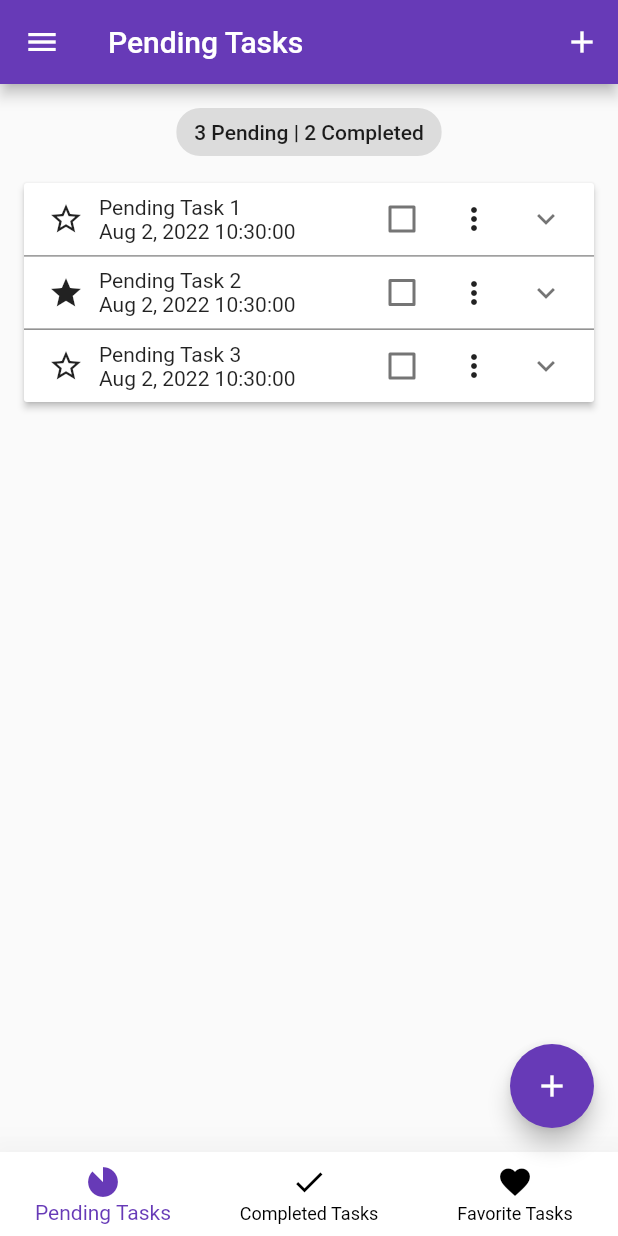
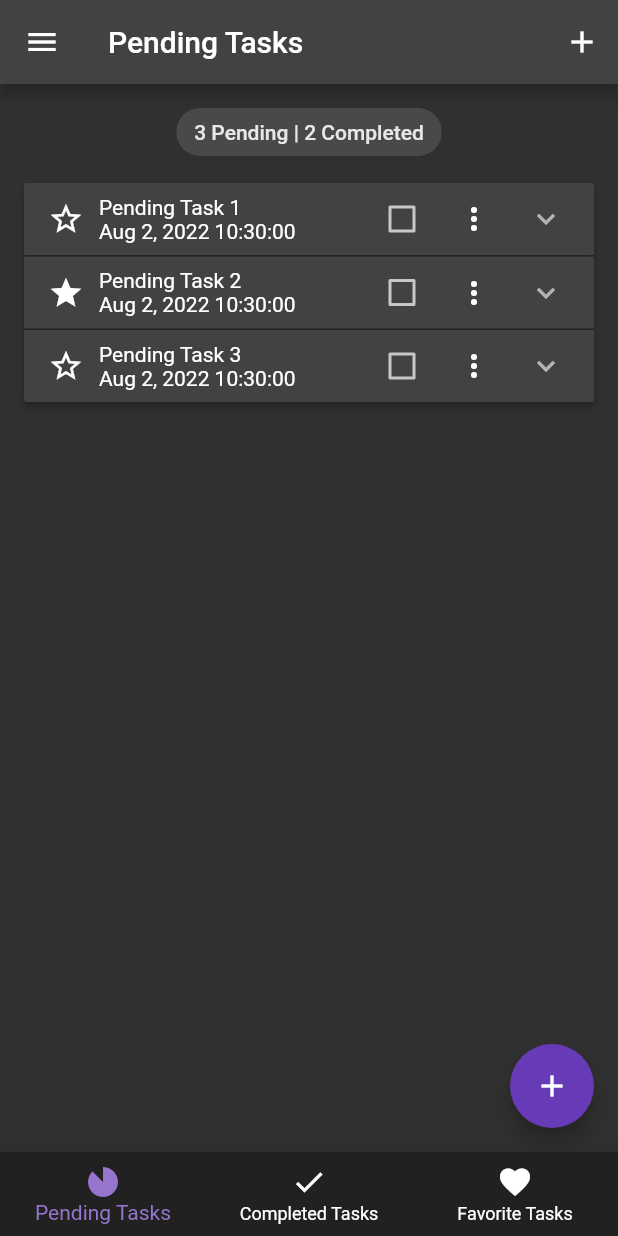
Before and after one commit to aeiajungco/final_project, a Flutter app: the screen it shows after launch, in the side drawer, after a tap on "My Tasks", on a phone screen of 412 x 824 dp. Run offline on Flutter 3.47's test engine with Material 2 defaults, Android fonts, the phone set to English and light mode, and no system bars; our stand-ins replace equatable, flutter_bloc, hydrated_bloc.

Commit message:
implemented dark/light mode toggle theme

```diff
--- /dev/null
+++ b/lib/cubit/theme_cubit.dart
@@ -0,0 +1,19 @@
+import 'package:hydrated_bloc/hydrated_bloc.dart';
+
+class ThemeCubit extends HydratedCubit<bool> {
+  ThemeCubit() : super(true);
+
+  void toggleTheme({required bool value}) {
+    emit(value);
+  }
+
+  @override
+  bool? fromJson(Map<String, dynamic> json) {
+    return json['isDarkTheme'];
+  }
+
+  @override
+  Map<String, dynamic>? toJson(bool state) {
+    return {"isDarkTheme": state};
+  }
+}
--- a/lib/main.dart
+++ b/lib/main.dart
@@ -1,13 +1,26 @@
+import 'package:bloc_finals_exam/cubit/theme_cubit.dart';
 import 'package:flutter/material.dart';
+import 'package:flutter_bloc/flutter_bloc.dart';
+import 'package:hydrated_bloc/hydrated_bloc.dart';
+import 'package:path_provider/path_provider.dart';
 
 import 'app_router.dart';
 import 'app_themes.dart';
 import 'screens/tabs_screen.dart';
 
-void main() {
-  runApp(
-    MyApp(appRouter: AppRouter()),
-  );
+// void main() {
+//   runApp(
+//     MyApp(appRouter: AppRouter()),
+//   );
+// }
+
+Future<void> main() async {
+  WidgetsFlutterBinding.ensureInitialized();
+  final storage = await HydratedStorage.build(
+      storageDirectory: await getApplicationDocumentsDirectory());
+
+  HydratedBlocOverrides.runZoned(() => runApp(MyApp(appRouter: AppRouter())),
+      storage: storage);
 }
 
 class MyApp extends StatelessWidget {
@@ -17,11 +30,18 @@ class MyApp extends StatelessWidget {
 
   @override
   Widget build(BuildContext context) {
-    return MaterialApp(
-      title: 'BloC Tasks App',
-      theme: AppThemes.appThemeData[AppTheme.lightMode],
-      home: const TabsScreen(),
-      onGenerateRoute: appRouter.onGenerateRoute,
+    return BlocProvider<ThemeCubit>(
+      create: (_) => ThemeCubit(),
+      child: BlocBuilder<ThemeCubit, bool>(builder: (context, state) {
+        return MaterialApp(
+          title: 'BloC Tasks App',
+          theme: state
+              ? AppThemes.appThemeData[AppTheme.darkMode]
+              : AppThemes.appThemeData[AppTheme.lightMode],
+          home: const TabsScreen(),
+          onGenerateRoute: appRouter.onGenerateRoute,
+        );
+      }),
     );
   }
 }
--- a/lib/widgets/tasks_drawer.dart
+++ b/lib/widgets/tasks_drawer.dart
@@ -1,4 +1,6 @@
+import 'package:bloc_finals_exam/cubit/theme_cubit.dart';
 import 'package:flutter/material.dart';
+import 'package:flutter_bloc/flutter_bloc.dart';
 
 import '../screens/recycle_bin_screen.dart';
 import '../screens/tabs_screen.dart';
@@ -8,8 +10,7 @@ class TasksDrawer extends StatelessWidget {
   const TasksDrawer({Key? key}) : super(key: key);
 
   _switchToDarkTheme(BuildContext context, bool isDarkTheme) {
-    if (isDarkTheme) {
-    } else {}
+    BlocProvider.of<ThemeCubit>(context).toggleTheme(value: isDarkTheme);
   }
 
   @override
@@ -49,14 +50,19 @@ class TasksDrawer extends StatelessWidget {
             ),
             const Divider(),
             const Expanded(child: SizedBox()),
-            ListTile(
-              leading: Switch(
-                value: TestData.isDarkTheme,
-                onChanged: (newValue) => _switchToDarkTheme(context, newValue),
-              ),
-              title: const Text('Switch to Dark Theme'),
-              onTap: () => _switchToDarkTheme(context, !TestData.isDarkTheme),
-            ),
+            BlocBuilder<ThemeCubit, bool>(builder: (context, state) {
+              return ListTile(
+                leading: Switch(
+                  value: state,
+                  onChanged: (newValue) =>
+                      _switchToDarkTheme(context, newValue),
+                ),
+                title: Text(
+                    state ? 'Switch to Light Theme' : 'Switch to Dark Theme'),
+                onTap: () => _switchToDarkTheme(context,
+                    state ? !TestData.isDarkTheme : TestData.isDarkTheme),
+              );
+            }),
             const SizedBox(height: 10),
           ],
         ),
```
